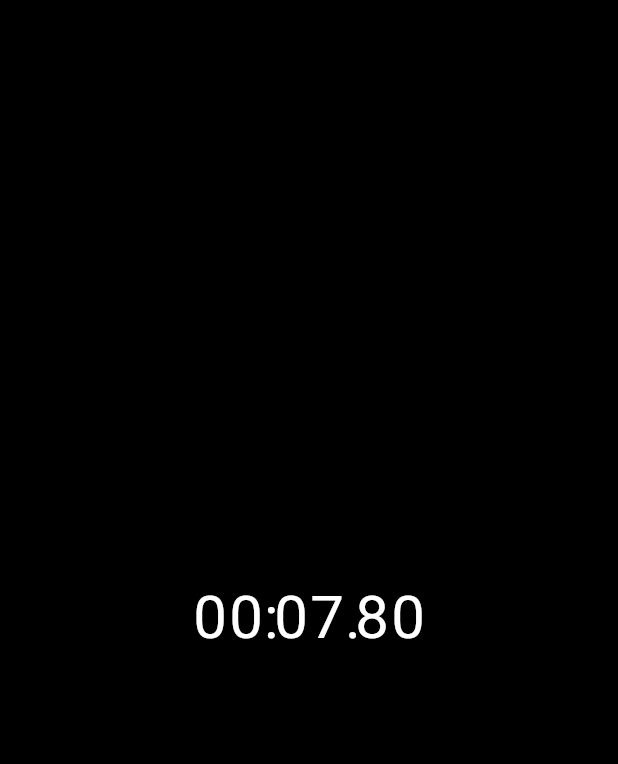
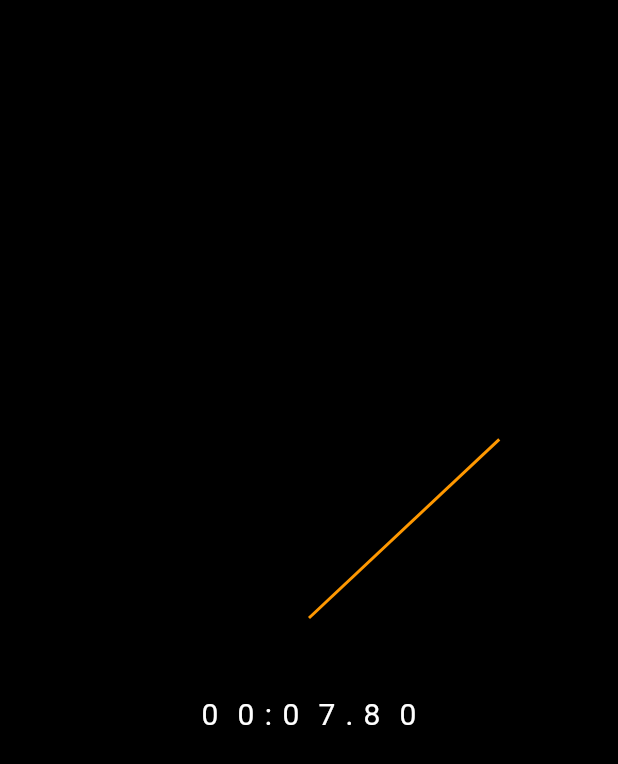
Before and after one commit to NickolayA/Flutter-Stopwatch, a Flutter app: the screen it shows after launch, on a phone screen of 412 x 824 dp. Shown: the top 764 px of the screen. Run offline on Flutter 3.47's test engine with Material 2 defaults, Android fonts, the phone set to English and light mode, and no system bars.

Commit message:
ClockHand component is created

```diff
--- a/lib/main.dart
+++ b/lib/main.dart
@@ -26,7 +26,13 @@ class MyHomePage extends StatelessWidget {
       value: SystemUiOverlayStyle.light,
       child: Scaffold(
         body: Center(
-          child: Stopwatch(),
+          child: Padding(
+            padding: const EdgeInsets.all(32.0),
+            child: AspectRatio(
+              aspectRatio: 1.0,
+              child: Stopwatch(),
+            ),
+          ),
         ),
       ),
     );
--- /dev/null
+++ b/lib/ui/clock_hand.dart
@@ -0,0 +1,31 @@
+import 'package:flutter/material.dart';
+
+class ClockHand extends StatelessWidget {
+  final double rotationZAngle;
+  final double handThickness;
+  final double handLength;
+  final Color color;
+
+  const ClockHand(
+      {Key? key,
+      required this.rotationZAngle,
+      required this.handThickness,
+      required this.handLength,
+      required this.color})
+      : super(key: key);
+
+  @override
+  Widget build(BuildContext context) {
+    return Transform(
+      transform: Matrix4.identity()
+        ..translate(-handThickness / 2, 0.0, 0.0)
+        ..rotateZ(rotationZAngle),
+      alignment: Alignment.topCenter,
+      child: Container(
+        height: handLength,
+        width: handThickness,
+        color: color,
+      ),
+    );
+  }
+}
--- a/lib/ui/elapsed_time_text.dart
+++ b/lib/ui/elapsed_time_text.dart
@@ -40,7 +40,7 @@ class TimeDigit extends StatelessWidget {
       width: width,
       child: Text(
         text,
-        style: TextStyle(fontSize: 40),
+        style: TextStyle(fontSize: 20),
         textAlign: TextAlign.center,
       ),
     );
--- a/lib/ui/stopwatch.dart
+++ b/lib/ui/stopwatch.dart
@@ -1,8 +1,5 @@
-import 'dart:async';
-
 import 'package:flutter/material.dart';
 import 'package:flutter/scheduler.dart';
-import 'package:stopwatch_flutter/ui/elapsed_time_text.dart';
 import 'package:stopwatch_flutter/ui/stopwatch_renderer.dart';
 
 class Stopwatch extends StatefulWidget {
@@ -33,6 +30,11 @@ class _StopwatchState extends State<Stopwatch>
 
   @override
   Widget build(BuildContext context) {
-    return StopwatchRenderer(elapsed: _elapsed);
+    return LayoutBuilder(
+      builder: (context, constraints) {
+        final radius = constraints.maxWidth / 2;
+        return StopwatchRenderer(elapsed: _elapsed, radius: radius);
+      },
+    );
   }
 }
--- a/lib/ui/stopwatch_renderer.dart
+++ b/lib/ui/stopwatch_renderer.dart
@@ -1,15 +1,40 @@
+import 'dart:math';
+
 import 'package:flutter/material.dart';
+import 'package:stopwatch_flutter/ui/clock_hand.dart';
 import 'package:stopwatch_flutter/ui/elapsed_time_text.dart';
 
 class StopwatchRenderer extends StatelessWidget {
   final Duration elapsed;
+  final double radius;
 
-  const StopwatchRenderer({Key? key, required this.elapsed}) : super(key: key);
+  const StopwatchRenderer(
+      {Key? key, required this.elapsed, required this.radius})
+      : super(key: key);
 
   @override
   Widget build(BuildContext context) {
-    return ElapsedTimeText(
-      elapsed: elapsed,
+    return Stack(
+      children: [
+        Positioned(
+          left: radius,
+          top: radius,
+          child: ClockHand(
+            rotationZAngle: pi + (2 * pi / 60000) * elapsed.inMilliseconds,
+            handThickness: 2,
+            handLength: radius,
+            color: Colors.orange,
+          ),
+        ),
+        Positioned(
+          left: 0,
+          right: 0,
+          top: radius * 1.3,
+          child: ElapsedTimeText(
+            elapsed: elapsed,
+          ),
+        ),
+      ],
     );
   }
 }
```
